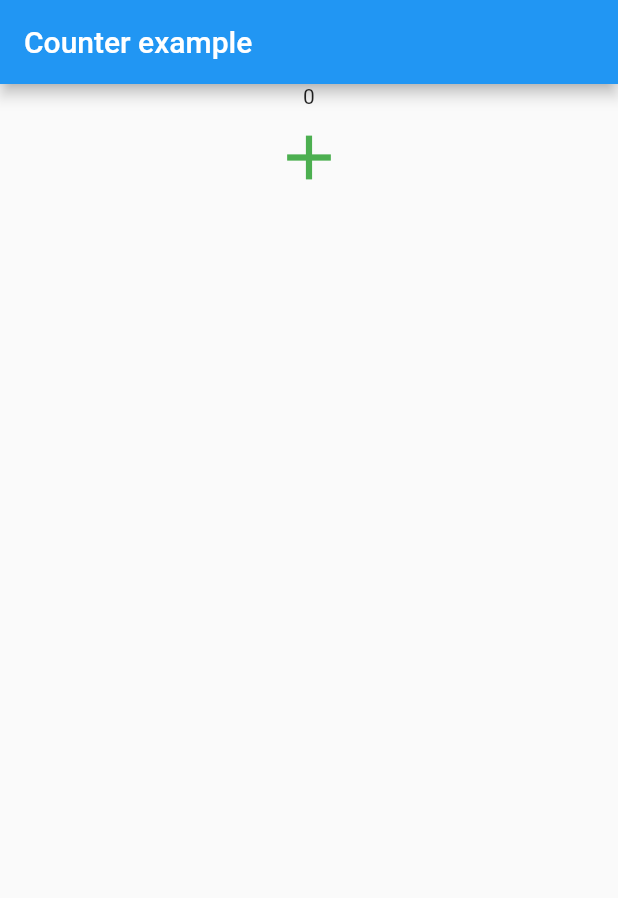
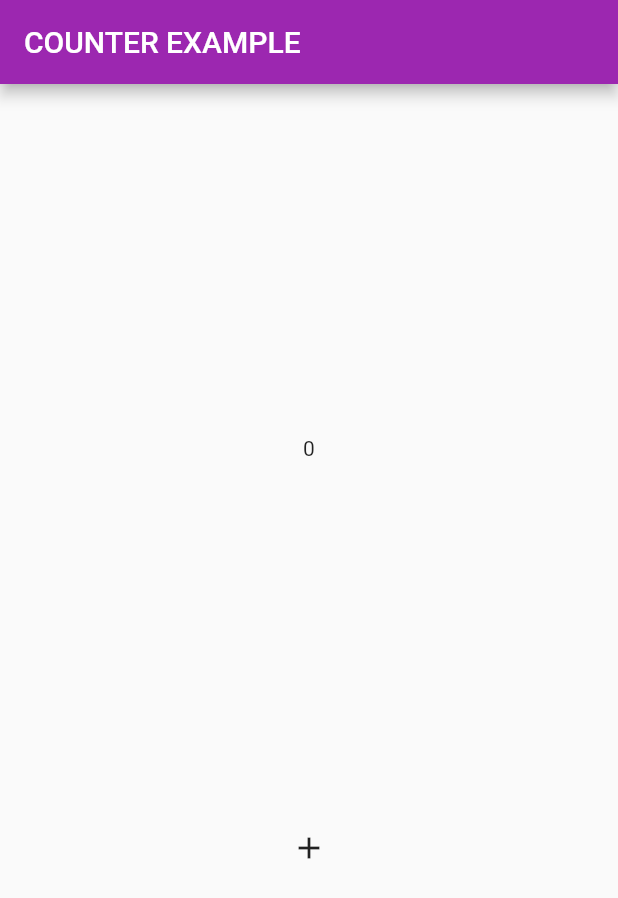
Before and after one commit to fredgrott/base_rvierpod, a Flutter app: the screen it shows after launch, on a phone screen of 412 x 824 dp. Shown: the top 898 px of the screen. Run offline on Flutter 3.47's test engine with Material 2 defaults, Android fonts, the phone set to English and light mode, and no system bars; drawn by our look-alikes of flutter_platform_widgets; our stand-ins replace device_info_plus, flutter_hooks, flutter_riverpod, get_it; missing offline and left inert: ansicolor, catcher, fimber, logging_appenders.

Commit message:
2nd pass at platform exp
2nd pass ar platform exp

```diff
--- a/lib/app/modules/homepage/my_homepage.dart
+++ b/lib/app/modules/homepage/my_homepage_exp.dart
@@ -1,38 +1,44 @@
+
+import 'package:flutter/cupertino.dart';
 import 'package:flutter/material.dart';
+
 import 'package:flutter/widgets.dart';
+
+import 'package:flutter_platform_widgets/flutter_platform_widgets.dart';
 import 'package:flutter_riverpod/flutter_riverpod.dart';
 
-/// Providers are declared globally and specifies how to create a state
 final counterProvider = StateProvider((ref) => 0);
 
 class MyHomePage extends StatelessWidget {
   @override
   Widget build(BuildContext context) {
-    return Scaffold(
-        appBar: AppBar(title: const Text('Counter example')),
-        body: Column(
-          // ignore: avoid_redundant_argument_values
-          crossAxisAlignment: CrossAxisAlignment.center,
-          children: [
+    return PlatformScaffold(
+      appBar: PlatformAppBar(title: PlatformText('Counter example')),
+      body: Column(
+        // ignore: avoid_redundant_argument_values
+
+        mainAxisAlignment: MainAxisAlignment.spaceEvenly,
+        children: [
             Center(
               // Consumer is a widget that allows you reading providers.
               // You could also use the hook "useProvider" if you uses flutter_hooks
               child: Consumer(builder: (context, watch, _) {
-                final count = watch(counterProvider).state;
-                return Text('$count');
+                final dynamic count = watch(counterProvider).state;
+                return PlatformText('$count');
               }),
             ),
             // changed so that I could make it fully cross platform as CupertinoApp does not have FABs
-            Center(child: IconButton(
-              icon: const Icon(
-                Icons.add,
-              ),
-              iconSize: 50,
-              color: Colors.green,
-              splashColor: Colors.purple,
+            Center(child: PlatformIconButton(
+
               onPressed: () => context.read(counterProvider).state++,
+              materialIcon: const Icon(Icons.add),
+              cupertinoIcon: const Icon(
+                 CupertinoIcons.add,
+                 size: 28.0,
+               ),
             )),
           ],
-        ));
+      )
+    );
   }
 }
--- a/lib/app/modules/myapp/my_app.dart
+++ /dev/null
@@ -1,41 +0,0 @@
-
-
-import 'package:base_riverpod/app/modules/homepage/my_homepage.dart';
-import 'package:catcher/catcher.dart';
-import 'package:flutter/material.dart';
-import 'package:flutter/widgets.dart';
-
-
-class MyApp extends StatelessWidget {
-  // This widget is the root of your application.
-  @override
-  Widget build(BuildContext context) {
-    return MaterialApp(
-      // for catcher plugin
-      navigatorKey: Catcher.navigatorKey,
-      // error widget via catcher plugin
-      builder: (BuildContext context, Widget widget) {
-        Catcher.addDefaultErrorWidget(
-            showStacktrace: true,
-            title: "Custom error title",
-            description: "Custom error description",
-            maxWidthForSmallMode: 150);
-        return widget;
-      },
-      title: 'Flutter Demo',
-      theme: ThemeData(
-        // This is the theme of your application.
-        //
-        // Try running your application with "flutter run". You'll see the
-        // application has a blue toolbar. Then, without quitting the app, try
-        // changing the primarySwatch below to Colors.green and then invoke
-        // "hot reload" (press "r" in the console where you ran "flutter run",
-        // or simply save your changes to "hot reload" in a Flutter IDE).
-        // Notice that the counter didn't reset back to zero; the application
-        // is not restarted.
-        primarySwatch: Colors.blue,
-      ),
-      home: MyHomePage(),
-    );
-  }
-}
--- a/lib/app/modules/platformexp/my_platform_exp.dart
+++ b/lib/app/modules/platformexp/my_platform_exp.dart
@@ -3,14 +3,50 @@
 
 
 
+
+import 'package:base_riverpod/app/modules/homepage/my_homepage_exp.dart';
+import 'package:base_riverpod/app/themes/my_cupertino.dart';
+import 'package:base_riverpod/app/themes/my_material.dart';
+import 'package:catcher/catcher.dart';
+import 'package:flutter/cupertino.dart';
+import 'package:flutter/material.dart';
 import 'package:flutter/widgets.dart';
 import 'package:flutter_hooks/flutter_hooks.dart';
+import 'package:flutter_platform_widgets/flutter_platform_widgets.dart';
 
 class MyPlatformExperience extends HookWidget{
   @override
   Widget build(BuildContext context) {
-    // TODO: implement build
-    throw UnimplementedError();
+     return Theme(
+      data: brightness == Brightness.light ? materialTheme : materialDarkTheme,
+      child: PlatformProvider(
+        // note: I use the default setting of material for the web platform
+        builder: (BuildContext context) => PlatformApp(
+          // ignore: prefer_const_literals_to_create_immutables
+          localizationsDelegates: <LocalizationsDelegate<dynamic>>[
+            DefaultMaterialLocalizations.delegate,
+            DefaultWidgetsLocalizations.delegate,
+            DefaultCupertinoLocalizations.delegate,
+          ],
+          navigatorKey: Catcher.navigatorKey,
+          title: 'Flutter Platform Widgets',
+          material: (dynamic _, dynamic __) {
+            return MaterialAppData(
+              theme: materialTheme,
+              darkTheme: materialDarkTheme,
+              themeMode: brightness == Brightness.light
+                  ? ThemeMode.light
+                  : ThemeMode.dark,
+            );
+          },
+          cupertino: (dynamic _, dynamic __) => CupertinoAppData(
+            theme: cupertinoTheme,
+          ),
+          home: MyHomePage()
+          ),
+        ),
+
+    );
   }
 
 }
```
Also changed, not shown: lib/app/modules/platformexp/my_platform_theme.dart (deleted, +0 -75 lines), lib/app/utils/useloggedstate.dart (deleted, +0 -28 lines), lib/main.dart (+4 -3 lines), 1 other file.
